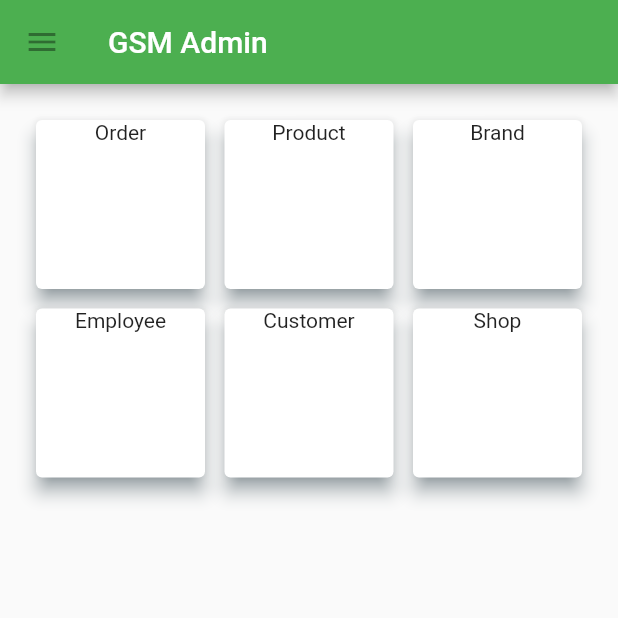
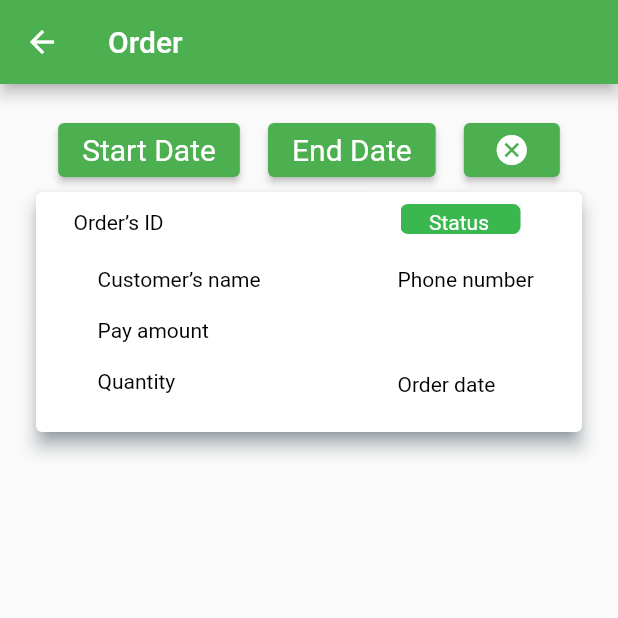
Before and after one commit to Grocery-Store-Management/GSMS.MobileApp.SWD, a Flutter app: the screen it shows after launch, after a tap on "Order", on a phone screen of 412 x 824 dp, the top half of it. Run offline on Flutter 3.47's test engine with Material 2 defaults, Android fonts, the phone set to English and light mode, and no system bars; our stand-ins replace equatable; Roboto replaces fonts that are missing (Mulish).

Commit message:
update project

```diff
--- a/lib/main.dart
+++ b/lib/main.dart
@@ -1,6 +1,6 @@
 import 'package:flutter/material.dart';
 
-import './screens/home_screen/home.dart';
+import './routes.dart';
 
 void main() {
   runApp(const MyApp());
@@ -17,7 +17,8 @@ class MyApp extends StatelessWidget {
       theme: ThemeData(
         primarySwatch: Colors.green,
       ),
-      home: const HomeScreen(),
+      initialRoute: '/',
+      routes: routes,
     );
   }
 }
--- /dev/null
+++ b/lib/routes.dart
@@ -0,0 +1,9 @@
+import 'package:flutter/material.dart';
+
+import 'package:gsms_mobileapp_swd/screens/home_screen/home.dart';
+import 'package:gsms_mobileapp_swd/screens/order_list_screen/order_list.dart';
+
+final Map<String, WidgetBuilder> routes = {
+  HomeScreen.routeName: (context) => const HomeScreen(),
+  OrderListScreen.routeName: (context) => const OrderListScreen(),
+};
--- a/lib/screens/home_screen/home.dart
+++ b/lib/screens/home_screen/home.dart
@@ -1,9 +1,10 @@
 import 'package:flutter/material.dart';
-
-import './widgets/GridLayout.dart';
+import 'package:gsms_mobileapp_swd/widgets/menu_card.dart';
 
 class HomeScreen extends StatefulWidget {
   const HomeScreen({Key? key}) : super(key: key);
+
+  static String routeName = '/';
 
   @override
   State<HomeScreen> createState() => _HomeScreenState();
@@ -22,8 +23,21 @@ class _HomeScreenState extends State<HomeScreen> {
       ),
       body: ListView(
         shrinkWrap: true,
-        children: const <Widget>[
-          GridCard(),
+        children: <Widget>[
+          GridView.count(
+            primary: false,
+            shrinkWrap: true,
+            padding: const EdgeInsets.all(20),
+            crossAxisSpacing: 5,
+            mainAxisSpacing: 5,
+            crossAxisCount: 3,
+            children: const <Widget>[
+              MenuCard(
+                cardName: 'Order',
+                routeName: '/order_list',
+              ),
+            ],
+          ),
         ],
       ),
     );
--- a/lib/screens/home_screen/widgets/GridLayout.dart
+++ /dev/null
@@ -1,28 +0,0 @@
-import 'package:flutter/material.dart';
-import 'package:gsms_mobileapp_swd/widgets/menu_card.dart';
-
-class GridCard extends StatelessWidget {
-  const GridCard({
-    Key? key,
-  }) : super(key: key);
-
-  @override
-  Widget build(BuildContext context) {
-    return GridView.count(
-      primary: false,
-      shrinkWrap: true,
-      padding: const EdgeInsets.all(20),
-      crossAxisSpacing: 5,
-      mainAxisSpacing: 5,
-      crossAxisCount: 3,
-      children: const <Widget>[
-        MenuCard(cardName: 'Order',),
-        MenuCard(cardName: 'Product',),
-        MenuCard(cardName: 'Brand',),
-        MenuCard(cardName: 'Employee',),
-        MenuCard(cardName: 'Customer',),
-        MenuCard(cardName: 'Shop',),
-      ],
-    );
-  }
-}
--- a/lib/screens/order_list_screen/order_list.dart
+++ b/lib/screens/order_list_screen/order_list.dart
@@ -1,25 +1,117 @@
 import 'package:flutter/material.dart';
-import 'package:flutter_svg/flutter_svg.dart';
+import 'package:gsms_mobileapp_swd/widgets/example.dart';
 
-class OrderList extends StatelessWidget {
-  const OrderList({Key? key}) : super(key: key);
+class OrderListScreen extends StatefulWidget {
+  const OrderListScreen({Key? key}) : super(key: key);
 
-  static String routeName = "/order_list_screen";
+  static String routeName = '/order_list';
 
+  @override
+  State<OrderListScreen> createState() => _OrderState();
+}
+
+class _OrderState extends State<OrderListScreen> {
   @override
   Widget build(BuildContext context) {
     return Scaffold(
       appBar: AppBar(
         title: const Text('Order'),
       ),
-      body: Center(
-        child: ElevatedButton(
-          onPressed: () {
-            Navigator.pop(context);
-          },
-          child: const Text('Go back!'),
-        ),
+      body: ListView(
+        shrinkWrap: true,
+        padding: const EdgeInsets.all(20.0),
+        children: <Widget>[
+          Row(
+            mainAxisAlignment: MainAxisAlignment.spaceEvenly,
+            children: const <Widget>[
+              StartDateButton(),
+              EndDateButton(),
+              ClearDateButton(),
+            ],
+          ),
+          Row(
+            children: const <Widget>[
+              // TODO: Style OrderItemCard following figma design
+              Expanded(
+                child: OrderItemCard(),
+              )
+            ],
+          ),
+        ],
       ),
     );
   }
 }
+
+class OrderItemCard extends StatelessWidget {
+  const OrderItemCard({
+    Key? key,
+  }) : super(key: key);
+
+  @override
+  Widget build(BuildContext context) {
+    return Card(
+      elevation: 5,
+      shadowColor: Colors.blueGrey,
+      child: Column(
+        mainAxisSize: MainAxisSize.min,
+        crossAxisAlignment: CrossAxisAlignment.center,
+        mainAxisAlignment: MainAxisAlignment.start,
+        children: [
+          Itemcard1Widget(),
+        ],
+      ),
+    );
+  }
+}
+
+class ClearDateButton extends StatelessWidget {
+  const ClearDateButton({
+    Key? key,
+  }) : super(key: key);
+
+  @override
+  Widget build(BuildContext context) {
+    return ElevatedButton(
+      style: ElevatedButton.styleFrom(textStyle: const TextStyle(fontSize: 20)),
+      onPressed: () {
+        // TODO: Add clear Start Date and End Date
+      },
+      child: Icon(Icons.cancel),
+    );
+  }
+}
+
+class EndDateButton extends StatelessWidget {
+  const EndDateButton({
+    Key? key,
+  }) : super(key: key);
+
+  @override
+  Widget build(BuildContext context) {
+    return ElevatedButton(
+      style: ElevatedButton.styleFrom(textStyle: const TextStyle(fontSize: 20)),
+      onPressed: () {
+        // TODO: Add showDatePicker function
+      },
+      child: const Text('End Date'),
+    );
+  }
+}
+
+class StartDateButton extends StatelessWidget {
+  const StartDateButton({
+    Key? key,
+  }) : super(key: key);
+
+  @override
+  Widget build(BuildContext context) {
+    return ElevatedButton(
+      style: ElevatedButton.styleFrom(textStyle: const TextStyle(fontSize: 20)),
+      onPressed: () {
+        // TODO: Add showDatePicker function
+      },
+      child: const Text('Start Date'),
+    );
+  }
+}
--- /dev/null
+++ b/lib/widgets/example.dart
@@ -0,0 +1,210 @@
+import 'package:flutter/material.dart';
+import 'dart:math' as math;
+
+class Itemcard1Widget extends StatefulWidget {
+  @override
+  _Itemcard1WidgetState createState() => _Itemcard1WidgetState();
+}
+
+class _Itemcard1WidgetState extends State<Itemcard1Widget> {
+  @override
+  Widget build(BuildContext context) {
+    // Figma Flutter Generator Itemcard1Widget - COMPONENT
+
+    return SizedBox(
+        width: 330,
+        height: 160,
+        child: Stack(children: <Widget>[
+          Positioned(
+              top: 80,
+              left: 0,
+              child: SizedBox(
+                  width: 144,
+                  height: 24,
+                  child: Stack(children: const <Widget>[
+                    Positioned(
+                        top: 0,
+                        left: 24,
+                        child: Text(
+                          'Pay amount',
+                          textAlign: TextAlign.left,
+                          style: TextStyle(
+                              color: Color.fromRGBO(0, 0, 0, 1),
+                              fontFamily: 'Mulish',
+                              fontSize: 14,
+                              letterSpacing:
+                                  0 /*percentages not used in flutter. defaulting to zero*/,
+                              fontWeight: FontWeight.normal,
+                              height: 1.5 /*PERCENT not supported*/
+                              ),
+                        )),
+                  ]))),
+          Positioned(
+              top: 46,
+              left: 0,
+              child: SizedBox(
+                  width: 144,
+                  height: 24,
+                  child: Stack(children: const <Widget>[
+                    Positioned(
+                        top: 0,
+                        left: 24,
+                        child: Text(
+                          'Customer’s name',
+                          textAlign: TextAlign.left,
+                          style: TextStyle(
+                              color: Color.fromRGBO(0, 0, 0, 1),
+                              fontFamily: 'Mulish',
+                              fontSize: 14,
+                              letterSpacing:
+                                  0 /*percentages not used in flutter. defaulting to zero*/,
+                              fontWeight: FontWeight.normal,
+                              height: 1.5 /*PERCENT not supported*/
+                              ),
+                        )),
+                  ]))),
+          Positioned(
+              top: 114,
+              left: 0,
+              child: SizedBox(
+                  width: 144,
+                  height: 24,
+                  child: Stack(children: const <Widget>[
+                    Positioned(
+                        top: 0,
+                        left: 24,
+                        child: Text(
+                          'Quantity',
+                          textAlign: TextAlign.left,
+                          style: TextStyle(
+                              color: Color.fromRGBO(0, 0, 0, 1),
+                              fontFamily: 'Mulish',
+                              fontSize: 14,
+                              letterSpacing:
+                                  0 /*percentages not used in flutter. defaulting to zero*/,
+                              fontWeight: FontWeight.normal,
+                              height: 1.5 /*PERCENT not supported*/
+                              ),
+                        )),
+                  ]))),
+          Positioned(
+              top: 114,
+              left: 195,
+              child: SizedBox(
+                  width: 103,
+                  height: 26,
+                  child: Stack(children: const <Widget>[
+                    Positioned(
+                        top: 2,
+                        left: 29,
+                        child: Text(
+                          'Order date',
+                          textAlign: TextAlign.left,
+                          style: TextStyle(
+                              color: Color.fromRGBO(0, 0, 0, 1),
+                              fontFamily: 'Mulish',
+                              fontSize: 14,
+                              letterSpacing:
+                                  0 /*percentages not used in flutter. defaulting to zero*/,
+                              fontWeight: FontWeight.normal,
+                              height: 1.5 /*PERCENT not supported*/
+                              ),
+                        )),
+                  ]))),
+          Positioned(
+              top: 46,
+              left: 192,
+              child: SizedBox(
+                  width: 137,
+                  height: 24,
+                  child: Stack(children: const <Widget>[
+                    Positioned(
+                        top: 0,
+                        left: 32,
+                        child: Text(
+                          'Phone number',
+                          textAlign: TextAlign.left,
+                          style: TextStyle(
+                              color: Color.fromRGBO(0, 0, 0, 1),
+                              fontFamily: 'Mulish',
+                              fontSize: 14,
+                              letterSpacing:
+                                  0 /*percentages not used in flutter. defaulting to zero*/,
+                              fontWeight: FontWeight.normal,
+                              height: 1.5 /*PERCENT not supported*/
+                              ),
+                        )),
+                  ]))),
+          Positioned(
+              top: 8,
+              left: 226,
+              child: SizedBox(
+                  width: 80,
+                  height: 20,
+                  child: Stack(children: <Widget>[
+                    Positioned(
+                        top: 0,
+                        left: 0,
+                        child: Container(
+                            width: 80,
+                            height: 20,
+                            decoration: const BoxDecoration(
+                              borderRadius: BorderRadius.only(
+                                topLeft: Radius.circular(5),
+                                topRight: Radius.circular(5),
+                                bottomLeft: Radius.circular(5),
+                                bottomRight: Radius.circular(5),
+                              ),
+                              boxShadow: [
+                                BoxShadow(
+                                    color: Color.fromRGBO(
+                                        0, 0, 0, 0.20000000298023224),
+                                    offset: Offset(0, 4),
+                                    blurRadius: 30)
+                              ],
+                              color: Color.fromRGBO(58, 183, 78, 1),
+                            ))),
+                    const Positioned(
+                        top: 0,
+                        left: 19,
+                        child: Text(
+                          'Status',
+                          textAlign: TextAlign.left,
+                          style: TextStyle(
+                              color: Color.fromRGBO(255, 255, 255, 1),
+                              fontFamily: 'Mulish',
+                              fontSize: 14,
+                              letterSpacing:
+                                  0 /*percentages not used in flutter. defaulting to zero*/,
+                              fontWeight: FontWeight.normal,
+                              height: 1.5 /*PERCENT not supported*/
+                              ),
+                        )),
+                  ]))),
+          const Positioned(
+              top: 8,
+              left: 8,
+              child: Text(
+                'Order’s ID',
+                textAlign: TextAlign.left,
+                style: TextStyle(
+                    color: Color.fromRGBO(0, 0, 0, 1),
+                    fontFamily: 'Mulish',
+                    fontSize: 14,
+                    letterSpacing:
+                        0 /*percentages not used in flutter. defaulting to zero*/,
+                    fontWeight: FontWeight.normal,
+                    height: 1.5 /*PERCENT not supported*/
+                    ),
+              )),
+          Positioned(
+              top: 36,
+              left: 0,
+              child: Transform.rotate(
+                angle: -0.17362304712350585 * (math.pi / 180),
+                child:
+                    const Divider(color: Color.fromRGBO(50, 50, 50, 1), thickness: 1),
+              )),
+        ]));
+  }
+}
--- a/lib/widgets/menu_card.dart
+++ b/lib/widgets/menu_card.dart
@@ -1,9 +1,10 @@
 import 'package:flutter/material.dart';
 
 class MenuCard extends StatelessWidget {
-  const MenuCard({Key? key, required this.cardName}) : super(key: key);
+  const MenuCard({Key? key, required this.cardName, required this.routeName}) : super(key: key);
 
   final String cardName;
+  final String routeName;
 
   @override
   Widget build(BuildContext context) {
@@ -13,7 +14,7 @@ class MenuCard extends StatelessWidget {
       child: InkWell(
         splashColor: Colors.blue.withAlpha(30),
         onTap: () {
-          debugPrint('Order tapped.');
+          Navigator.pushNamed(context, routeName);
         },
         child: Text(
           cardName,
```
